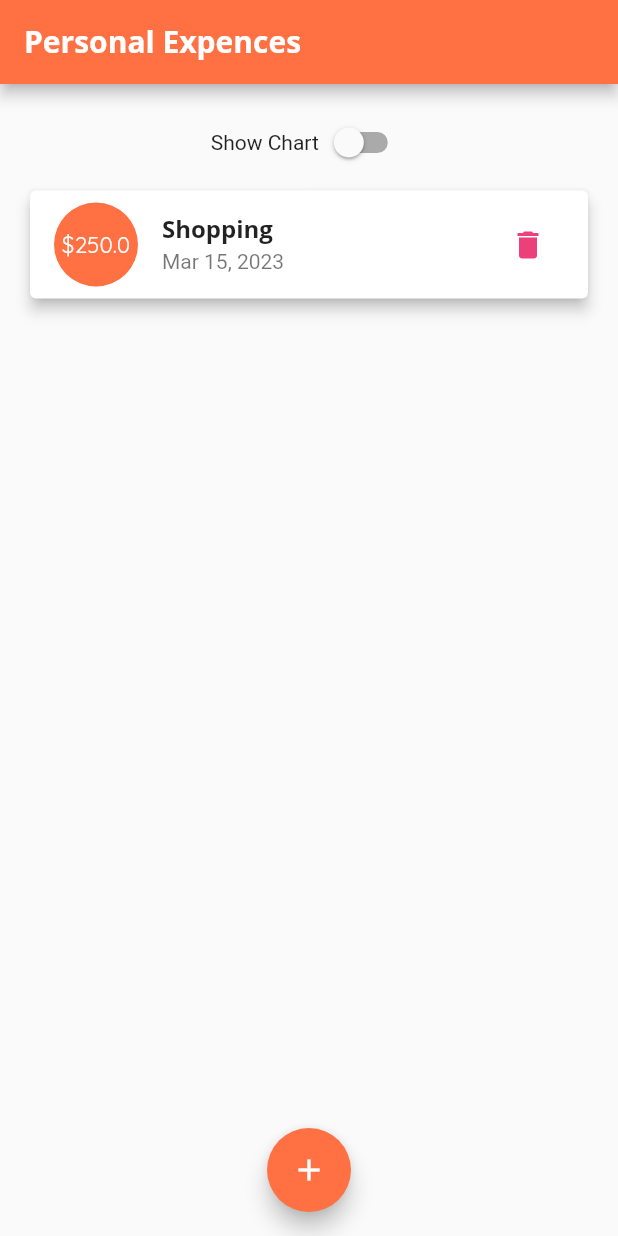
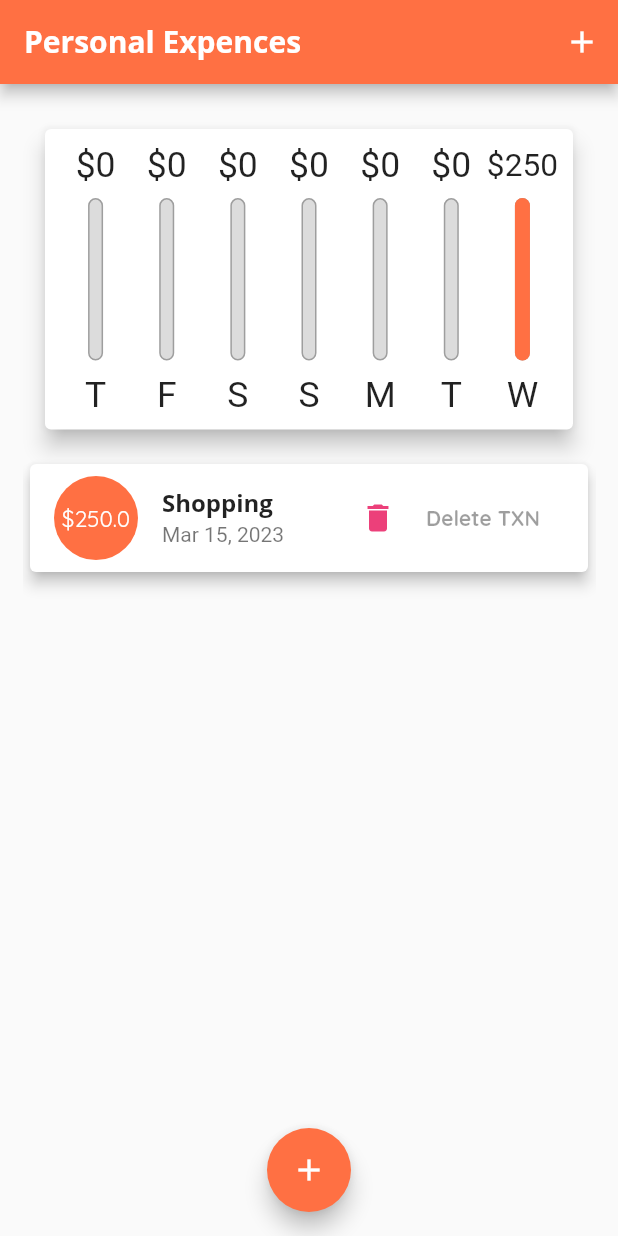
Before and after one commit to waaalidou/personal_expenses, a Flutter app: the screen it shows after launch, on a phone screen of 412 x 824 dp. Run offline on Flutter 3.47's test engine with Material 2 defaults, Android fonts, the phone set to English and light mode, and no system bars.

```diff
--- a/lib/main.dart
+++ b/lib/main.dart
@@ -1,3 +1,4 @@
+import 'dart:io';
 import 'package:flutter/material.dart';
 import 'package:personal_expenses/widgets/chart.dart';
 import 'package:personal_expenses/widgets/new_transactions.dart';
@@ -57,10 +58,6 @@ class MyHomePage extends StatefulWidget {
 }
 
 class _MyHomePageState extends State<MyHomePage> {
-  final appBar = AppBar(
-    title: const Text('Personal Expences'),
-  );
-
   bool _showChart = false;
   final List<Transaction> _userTransactions = [
     Transaction(
@@ -114,6 +111,25 @@ class _MyHomePageState extends State<MyHomePage> {
 
   @override
   Widget build(BuildContext context) {
+    final appBar = AppBar(
+      title: const Text('Personal Expences'),
+      actions: [
+        IconButton(
+            onPressed: () => _startNewTransaction(context),
+            icon: const Icon(Icons.add))
+      ],
+    );
+    final mediaQuery = MediaQuery.of(context);
+    bool isLandscape = mediaQuery.orientation == Orientation.landscape;
+    final txListWidget = SizedBox(
+      height: (mediaQuery.size.height -
+              appBar.preferredSize.height -
+              mediaQuery.padding.top) *
+          0.7,
+      child: TransacationsList(
+          userTransactions: _userTransactions,
+          deleteTransaction: _deleteTransaction),
+    );
     return Scaffold(
       appBar: appBar,
       body: Container(
@@ -122,39 +138,47 @@ class _MyHomePageState extends State<MyHomePage> {
           child: Column(
             crossAxisAlignment: CrossAxisAlignment.stretch,
             children: [
+              if (isLandscape)
                 Row(
                   mainAxisAlignment: MainAxisAlignment.center,
                   children: [
                     const Text("Show Chart"),
-                  Switch(value: _showChart, onChanged: (value){
+                    Switch.adaptive(
+                        value: _showChart,
+                        onChanged: (value) {
                           setState(() {
                             _showChart = value;
                           });
                         }),
                   ],
                 ),
-              _showChart ? SizedBox(
-                height: (MediaQuery.of(context).size.height -
+              if (!isLandscape)
+                SizedBox(
+                  height: (mediaQuery.size.height -
                           appBar.preferredSize.height -
-                        MediaQuery.of(context).padding.top) *
+                          mediaQuery.padding.top) *
+                      0.3,
+                  child: Chart(recentTransaction: _recentTransactions),
+                ),
+              if (!isLandscape) txListWidget,
+              if (isLandscape)
+                _showChart
+                    ? SizedBox(
+                        height: (mediaQuery.size.height -
+                                appBar.preferredSize.height -
+                                mediaQuery.padding.top) *
                             0.8,
                         child: Chart(recentTransaction: _recentTransactions),
-              ) :
-              SizedBox(
-                height: (MediaQuery.of(context).size.height -
-                        appBar.preferredSize.height -
-                        MediaQuery.of(context).padding.top) *
-                    0.7,
-                child: TransacationsList(
-                    userTransactions: _userTransactions,
-                    deleteTransaction: _deleteTransaction),
                       )
+                    : txListWidget
             ],
           ),
         ),
       ),
       floatingActionButtonLocation: FloatingActionButtonLocation.centerFloat,
-      floatingActionButton: FloatingActionButton(
+      floatingActionButton: Platform.isIOS
+          ? Container()
+          : FloatingActionButton(
               onPressed: () => _startNewTransaction(context),
               backgroundColor: Theme.of(context).colorScheme.primary,
               child: const Icon(
--- a/lib/widgets/new_transactions.dart
+++ b/lib/widgets/new_transactions.dart
@@ -46,8 +46,9 @@ class _NewTransactionState extends State<NewTransaction> {
   @override
   Widget build(BuildContext context) {
     return Card(
+      child: SingleChildScrollView(
         child: Container(
-        padding:  EdgeInsets.only(
+          padding: EdgeInsets.only(
             left: 10,
             top: 10,
             right: 10,
@@ -122,6 +123,7 @@ class _NewTransactionState extends State<NewTransaction> {
             ],
           ),
         ),
+      ),
     );
   }
 }
--- a/lib/widgets/transactions_list.dart
+++ b/lib/widgets/transactions_list.dart
@@ -17,7 +17,7 @@ class TransacationsList extends StatelessWidget {
           ? SizedBox(
               height: 200,
               child: LayoutBuilder(
-                builder: (ctx, constraints ) => Column(
+                builder: (ctx, constraints) => Column(
                   mainAxisAlignment: MainAxisAlignment.center,
                   children: [
                     Text(
@@ -68,12 +68,27 @@ class TransacationsList extends StatelessWidget {
                     ),
                     subtitle: Text(DateFormat.yMMMd()
                         .format(_userTransactions[index].date)),
-                    trailing: IconButton(
-                      icon: const Icon(Icons.delete),
-                      onPressed: () =>
-                          deleteTransaction(_userTransactions[index].id),
-                      color: Theme.of(context).colorScheme.error,
-                    ),
+                    trailing: MediaQuery.of(context).size.width > 400
+                        ? ElevatedButton.icon(
+                            style: ButtonStyle(
+                              backgroundColor:
+                                  MaterialStateProperty.all(Colors.transparent),
+                            ),
+                            onPressed: null,
+                            icon: IconButton(
+                              icon: const Icon(Icons.delete),
+                              onPressed: () => deleteTransaction(
+                                  _userTransactions[index].id),
+                              color: Theme.of(context).colorScheme.error,
+                            ),
+                            label: const Text("Delete TXN"),
+                          )
+                        : IconButton(
+                            icon: const Icon(Icons.delete),
+                            onPressed: () =>
+                                deleteTransaction(_userTransactions[index].id),
+                            color: Theme.of(context).colorScheme.error,
+                          ),
                   ),
                 );
               },
```
Lines whose indentation alone changed are shown as unchanged.
